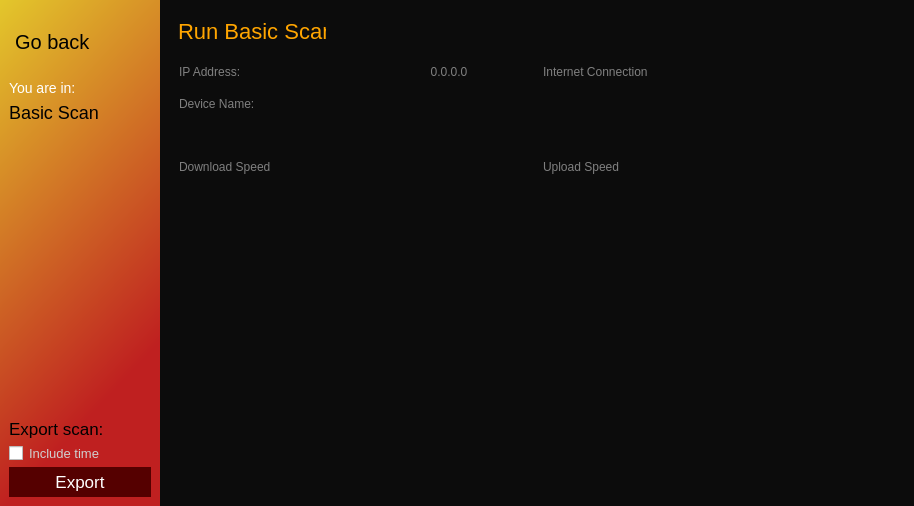
Qt form router/scan_ui/BasicScan.ui (hunterjreid/HomeScan) before a commit.
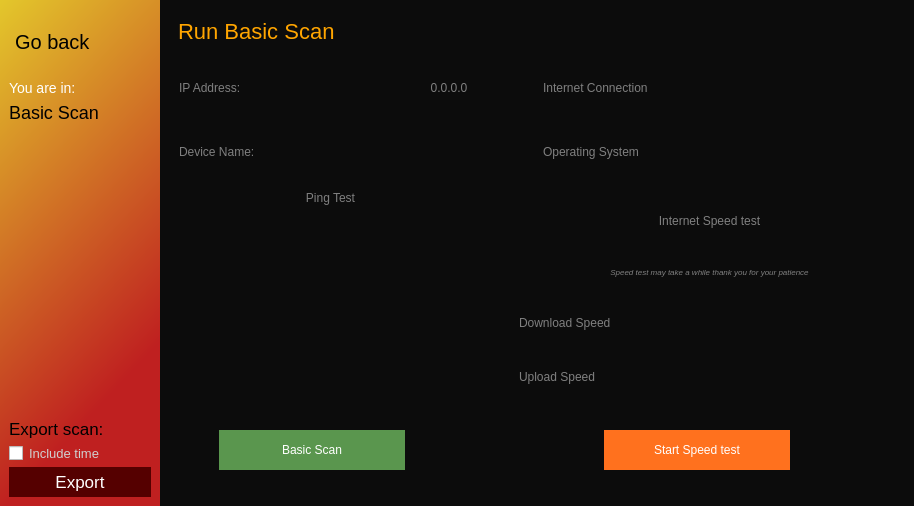
The same form after that commit. Icons and pictures are not drawn.

Commit message: Basic Scan complete needs UI adjustment

```diff
--- a/router/scan_ui/BasicScan.ui
+++ b/router/scan_ui/BasicScan.ui
@@ -253,7 +253,7 @@
            <rect>
             <x>9</x>
             <y>9</y>
-            <width>148</width>
+            <width>191</width>
             <height>27</height>
            </rect>
           </property>
@@ -265,7 +265,7 @@
            <string>Run Basic Scan</string>
           </property>
          </widget>
-         <widget class="QWidget" name="">
+         <widget class="QWidget" name="layoutWidget">
           <property name="geometry">
            <rect>
             <x>10</x>
@@ -275,28 +275,24 @@
            </rect>
           </property>
           <layout class="QGridLayout" name="gridLayout">
-           <item row="3" column="0">
-            <widget class="QLabel" name="label_10">
+           <item row="1" column="1">
+            <widget class="QLabel" name="DevName">
              <property name="styleSheet">
               <string notr="true">color:grey;</string>
              </property>
              <property name="text">
-              <string>Download Speed</string>
+              <string/>
              </property>
-            </widget>
-           </item>
-           <item row="3" column="2">
-            <widget class="QLabel" name="label_11">
-             <property name="styleSheet">
-              <string notr="true">color:grey;</string>
-             </property>
-             <property name="text">
-              <string>Upload Speed</string>
+             <property name="alignment">
+              <set>Qt::AlignCenter</set>
              </property>
             </widget>
            </item>
            <item row="0" column="3">
-            <widget class="QLabel" name="label_9">
+            <widget class="QLabel" name="Intconn">
+             <property name="styleSheet">
+              <string notr="true">color: grey;</string>
+             </property>
              <property name="text">
               <string/>
              </property>
@@ -305,6 +301,19 @@
              </property>
             </widget>
            </item>
+           <item row="0" column="1">
+            <widget class="QLabel" name="Ipaddy">
+             <property name="styleSheet">
+              <string notr="true">color:grey;</string>
+             </property>
+             <property name="text">
+              <string>0.0.0.0</string>
+             </property>
+             <property name="alignment">
+              <set>Qt::AlignCenter</set>
+             </property>
+            </widget>
+           </item>
            <item row="0" column="2">
             <widget class="QLabel" name="label_6">
              <property name="styleSheet">
@@ -315,6 +324,16 @@
              </property>
             </widget>
            </item>
+           <item row="0" column="0">
+            <widget class="QLabel" name="label_4">
+             <property name="styleSheet">
+              <string notr="true">color: grey;</string>
+             </property>
+             <property name="text">
+              <string>IP Address: </string>
+             </property>
+            </widget>
+           </item>
            <item row="1" column="0">
             <widget class="QLabel" name="label_5">
              <property name="styleSheet">
@@ -325,51 +344,196 @@
              </property>
             </widget>
            </item>
-           <item row="1" column="1">
+           <item row="1" column="2">
             <widget class="QLabel" name="label_8">
              <property name="styleSheet">
-              <string notr="true">color:grey;</string>
+              <string notr="true">color: grey;</string>
+             </property>
+             <property name="text">
+              <string>Operating System</string>
+             </property>
+            </widget>
+           </item>
+           <item row="1" column="3">
+            <widget class="QLabel" name="Os_sys">
+             <property name="styleSheet">
+              <string notr="true">color: grey;</string>
              </property>
              <property name="text">
               <string/>
              </property>
              <property name="alignment">
               <set>Qt::AlignCenter</set>
+             </property>
+            </widget>
+           </item>
+          </layout>
+         </widget>
+         <widget class="QWidget" name="layoutWidget">
+          <property name="geometry">
+           <rect>
+            <x>350</x>
+            <y>290</y>
+            <width>381</width>
+            <height>101</height>
+           </rect>
+          </property>
+          <layout class="QGridLayout" name="gridLayout_2">
+           <item row="2" column="2">
+            <widget class="QLabel" name="UpLSpd">
+             <property name="styleSheet">
+              <string notr="true">color: grey;</string>
+             </property>
+             <property name="text">
+              <string/>
              </property>
             </widget>
            </item>
            <item row="0" column="0">
-            <widget class="QLabel" name="label_4">
-             <property name="styleSheet">
-              <string notr="true">color: grey;</string>
-             </property>
-             <property name="text">
-              <string>IP Address: </string>
-             </property>
-            </widget>
-           </item>
-           <item row="0" column="1">
-            <widget class="QLabel" name="label_7">
+            <widget class="QLabel" name="label_10">
              <property name="styleSheet">
               <string notr="true">color:grey;</string>
              </property>
              <property name="text">
-              <string>0.0.0.0</string>
-             </property>
-             <property name="alignment">
-              <set>Qt::AlignCenter</set>
+              <string>Download Speed</string>
              </property>
             </widget>
            </item>
            <item row="2" column="0">
-            <widget class="QLabel" name="label_12">
+            <widget class="QLabel" name="label_11">
+             <property name="styleSheet">
+              <string notr="true">color:grey;</string>
+             </property>
              <property name="text">
+              <string>Upload Speed</string>
+             </property>
+            </widget>
+           </item>
+           <item row="0" column="2">
+            <widget class="QLabel" name="DwnLSp">
+             <property name="styleSheet">
+              <string notr="true">color: grey;</string>
+             </property>
+             <property name="text">
               <string/>
              </property>
             </widget>
            </item>
           </layout>
          </widget>
+         <widget class="QWidget" name="layoutWidget">
+          <property name="geometry">
+           <rect>
+            <x>11</x>
+            <y>182</y>
+            <width>301</width>
+            <height>213</height>
+           </rect>
+          </property>
+          <layout class="QVBoxLayout" name="verticalLayout_4">
+           <item>
+            <widget class="QLabel" name="label_13">
+             <property name="styleSheet">
+              <string notr="true">color: grey;</string>
+             </property>
+             <property name="text">
+              <string>Ping Test</string>
+             </property>
+             <property name="alignment">
+              <set>Qt::AlignCenter</set>
+             </property>
+            </widget>
+           </item>
+           <item>
+            <widget class="QTextEdit" name="textEdit">
+             <property name="styleSheet">
+              <string notr="true">color: grey;</string>
+             </property>
+            </widget>
+           </item>
+          </layout>
+         </widget>
+         <widget class="QWidget" name="layoutWidget">
+          <property name="geometry">
+           <rect>
+            <x>350</x>
+            <y>190</y>
+            <width>381</width>
+            <height>91</height>
+           </rect>
+          </property>
+          <layout class="QVBoxLayout" name="verticalLayout_6">
+           <item>
+            <widget class="QLabel" name="label_14">
+             <property name="styleSheet">
+              <string notr="true">color: grey;</string>
+             </property>
+             <property name="text">
+              <string>Internet Speed test</string>
+             </property>
+             <property name="alignment">
+              <set>Qt::AlignCenter</set>
+             </property>
+            </widget>
+           </item>
+           <item>
+            <widget class="QLabel" name="label_7">
+             <property name="styleSheet">
+              <string notr="true">color:grey;</string>
+             </property>
+             <property name="text">
+              <string>&lt;html&gt;&lt;head/&gt;&lt;body&gt;&lt;p&gt;&lt;span style=&quot; font-style:italic; vertical-align:sub;&quot;&gt;Speed test may take a while thank you for your patience&lt;/span&gt;&lt;/p&gt;&lt;/body&gt;&lt;/html&gt;</string>
+             </property>
+             <property name="alignment">
+              <set>Qt::AlignCenter</set>
+             </property>
+            </widget>
+           </item>
+          </layout>
+         </widget>
+         <widget class="QWidget" name="layoutWidget">
+          <property name="geometry">
+           <rect>
+            <x>50</x>
+            <y>420</y>
+            <width>571</width>
+            <height>42</height>
+           </rect>
+          </property>
+          <layout class="QHBoxLayout" name="horizontalLayout_2">
+           <item>
+            <widget class="QPushButton" name="BasicScanBtn">
+             <property name="styleSheet">
+              <string notr="true">background-color: rgb(90, 150, 78);
+color: rgb(255, 255, 255);
+height: 40px</string>
+             </property>
+             <property name="text">
+              <string>Basic Scan</string>
+             </property>
+            </widget>
+           </item>
+           <item>
+            <widget class="QPushButton" name="pushButton">
+             <property name="text">
+              <string/>
+             </property>
+            </widget>
+           </item>
+           <item>
+            <widget class="QPushButton" name="BasicScanBtn_2">
+             <property name="styleSheet">
+              <string notr="true">background-color: rgb(255, 113, 30);
+color: rgb(255, 255, 255);
+height: 40px</string>
+             </property>
+             <property name="text">
+              <string>Start Speed test</string>
+             </property>
+            </widget>
+           </item>
+          </layout>
+         </widget>
         </widget>
        </item>
       </layout>
```
The commit also changes 3 other files.
